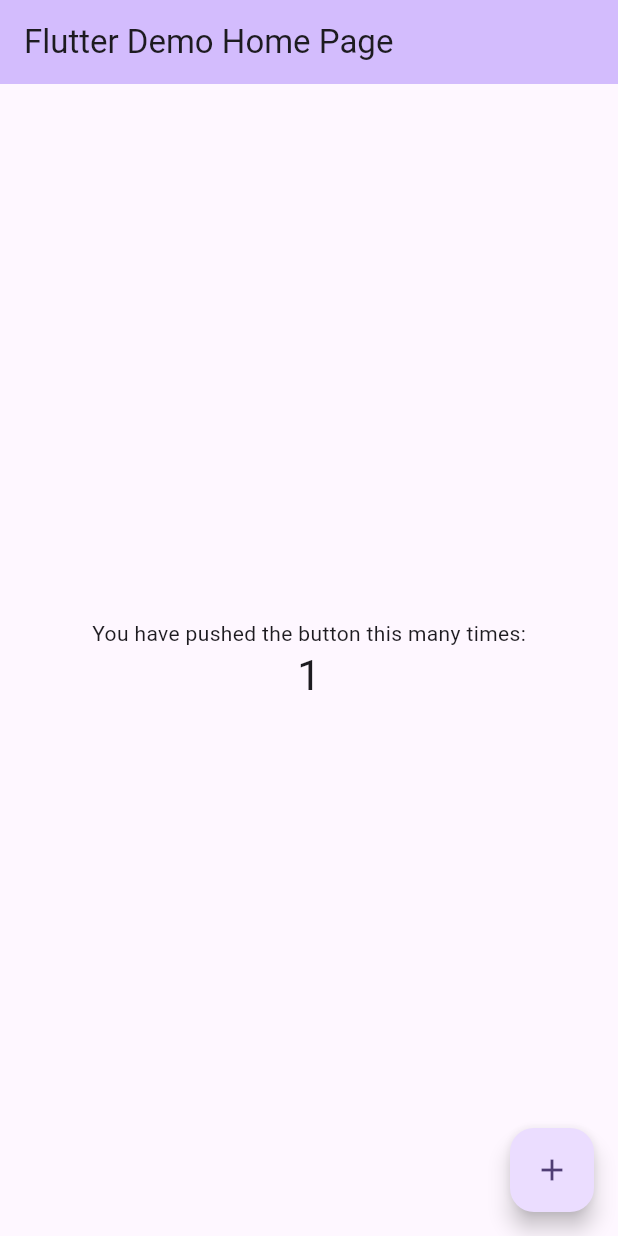
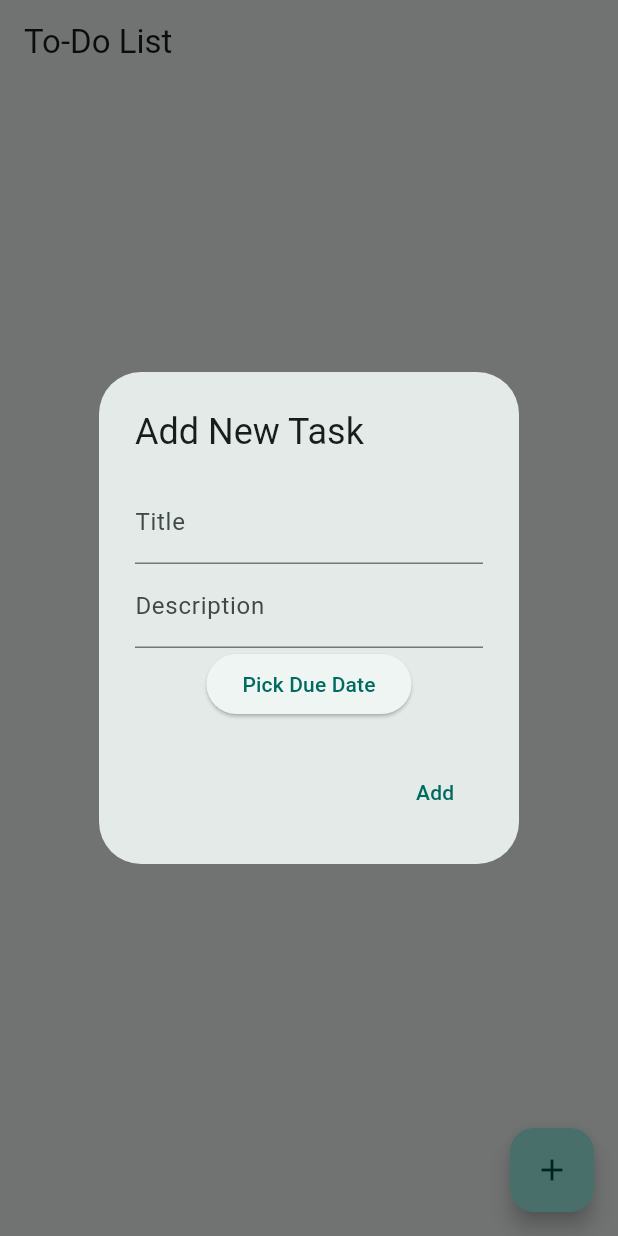
Before and after one commit to farah-bot/noko, a Flutter app: the screen it shows after launch, after a tap on the "add" icon, on a phone screen of 412 x 824 dp. Run offline on Flutter 3.47's test engine with Material 3 defaults, Android fonts, the phone set to English and light mode, and no system bars.

Commit message:
feat: add todo list ui with input and button

```diff
--- a/lib/main.dart
+++ b/lib/main.dart
@@ -1,125 +1,27 @@
 import 'package:flutter/material.dart';
+import 'package:provider/provider.dart';
+import 'providers/todo_provider.dart';
+import 'screens/home_screen.dart';
 
 void main() {
-  runApp(const MyApp());
+  runApp(
+    ChangeNotifierProvider(
+      create: (_) => TodoProvider(),
+      child: const MyApp(),
+    ),
+  );
 }
 
 class MyApp extends StatelessWidget {
   const MyApp({super.key});
 
-  // This widget is the root of your application.
   @override
   Widget build(BuildContext context) {
     return MaterialApp(
-      title: 'Flutter Demo',
-      theme: ThemeData(
-        // This is the theme of your application.
-        //
-        // TRY THIS: Try running your application with "flutter run". You'll see
-        // the application has a purple toolbar. Then, without quitting the app,
-        // try changing the seedColor in the colorScheme below to Colors.green
-        // and then invoke "hot reload" (save your changes or press the "hot
-        // reload" button in a Flutter-supported IDE, or press "r" if you used
-        // the command line to start the app).
-        //
-        // Notice that the counter didn't reset back to zero; the application
-        // state is not lost during the reload. To reset the state, use hot
-        // restart instead.
-        //
-        // This works for code too, not just values: Most code changes can be
-        // tested with just a hot reload.
-        colorScheme: ColorScheme.fromSeed(seedColor: Colors.deepPurple),
-        useMaterial3: true,
-      ),
-      home: const MyHomePage(title: 'Flutter Demo Home Page'),
+      debugShowCheckedModeBanner: false,
+      title: 'To-Do App',
+      theme: ThemeData(useMaterial3: true, colorSchemeSeed: Colors.teal),
+      home: const HomeScreen(),
     );
   }
 }
-
-class MyHomePage extends StatefulWidget {
-  const MyHomePage({super.key, required this.title});
-
-  // This widget is the home page of your application. It is stateful, meaning
-  // that it has a State object (defined below) that contains fields that affect
-  // how it looks.
-
-  // This class is the configuration for the state. It holds the values (in this
-  // case the title) provided by the parent (in this case the App widget) and
-  // used by the build method of the State. Fields in a Widget subclass are
-  // always marked "final".
-
-  final String title;
-
-  @override
-  State<MyHomePage> createState() => _MyHomePageState();
-}
-
-class _MyHomePageState extends State<MyHomePage> {
-  int _counter = 0;
-
-  void _incrementCounter() {
-    setState(() {
-      // This call to setState tells the Flutter framework that something has
-      // changed in this State, which causes it to rerun the build method below
-      // so that the display can reflect the updated values. If we changed
-      // _counter without calling setState(), then the build method would not be
-      // called again, and so nothing would appear to happen.
-      _counter++;
-    });
-  }
-
-  @override
-  Widget build(BuildContext context) {
-    // This method is rerun every time setState is called, for instance as done
-    // by the _incrementCounter method above.
-    //
-    // The Flutter framework has been optimized to make rerunning build methods
-    // fast, so that you can just rebuild anything that needs updating rather
-    // than having to individually change instances of widgets.
-    return Scaffold(
-      appBar: AppBar(
-        // TRY THIS: Try changing the color here to a specific color (to
-        // Colors.amber, perhaps?) and trigger a hot reload to see the AppBar
-        // change color while the other colors stay the same.
-        backgroundColor: Theme.of(context).colorScheme.inversePrimary,
-        // Here we take the value from the MyHomePage object that was created by
-        // the App.build method, and use it to set our appbar title.
-        title: Text(widget.title),
-      ),
-      body: Center(
-        // Center is a layout widget. It takes a single child and positions it
-        // in the middle of the parent.
-        child: Column(
-          // Column is also a layout widget. It takes a list of children and
-          // arranges them vertically. By default, it sizes itself to fit its
-          // children horizontally, and tries to be as tall as its parent.
-          //
-          // Column has various properties to control how it sizes itself and
-          // how it positions its children. Here we use mainAxisAlignment to
-          // center the children vertically; the main axis here is the vertical
-          // axis because Columns are vertical (the cross axis would be
-          // horizontal).
-          //
-          // TRY THIS: Invoke "debug painting" (choose the "Toggle Debug Paint"
-          // action in the IDE, or press "p" in the console), to see the
-          // wireframe for each widget.
-          mainAxisAlignment: MainAxisAlignment.center,
-          children: <Widget>[
-            const Text(
-              'You have pushed the button this many times:',
-            ),
-            Text(
-              '$_counter',
-              style: Theme.of(context).textTheme.headlineMedium,
-            ),
-          ],
-        ),
-      ),
-      floatingActionButton: FloatingActionButton(
-        onPressed: _incrementCounter,
-        tooltip: 'Increment',
-        child: const Icon(Icons.add),
-      ), // This trailing comma makes auto-formatting nicer for build methods.
-    );
-  }
-}
--- /dev/null
+++ b/lib/models/todo.dart
@@ -0,0 +1,17 @@
+class Todo {
+  String id;
+  String title;
+  String description;
+  DateTime dueDate;
+  bool isCompleted;
+  bool isSticky;
+
+  Todo({
+    required this.id,
+    required this.title,
+    required this.description,
+    required this.dueDate,
+    this.isCompleted = false,
+    this.isSticky = false,
+  });
+}
--- /dev/null
+++ b/lib/screens/home_screen.dart
@@ -0,0 +1,86 @@
+import 'package:flutter/material.dart';
+import 'package:provider/provider.dart';
+import 'package:uuid/uuid.dart';
+import '../models/todo.dart';
+import '../providers/todo_provider.dart';
+import '../widgets/todo_tile.dart';
+
+class HomeScreen extends StatelessWidget {
+  const HomeScreen({super.key});
+
+  @override
+  Widget build(BuildContext context) {
+    var todoProvider = Provider.of<TodoProvider>(context);
+
+    return Scaffold(
+      appBar: AppBar(title: const Text('To-Do List')),
+      body: ListView(
+        children: todoProvider.todos
+            .map((todo) => TodoTile(
+                  todo: todo,
+                  onToggleComplete: () => todoProvider.toggleComplete(todo.id),
+                  onRemove: () => todoProvider.removeTodo(todo.id),
+                  onToggleSticky: () => todoProvider.toggleSticky(todo.id),
+                ))
+            .toList(),
+      ),
+      floatingActionButton: FloatingActionButton(
+        onPressed: () => _showAddDialog(context),
+        child: const Icon(Icons.add),
+      ),
+    );
+  }
+
+  void _showAddDialog(BuildContext context) {
+    final titleController = TextEditingController();
+    final descController = TextEditingController();
+    DateTime? selectedDate;
+
+    showDialog(
+      context: context,
+      builder: (_) => AlertDialog(
+        title: const Text('Add New Task'),
+        content: Column(
+          mainAxisSize: MainAxisSize.min,
+          children: [
+            TextField(
+                controller: titleController,
+                decoration: const InputDecoration(labelText: 'Title')),
+            TextField(
+                controller: descController,
+                decoration: const InputDecoration(labelText: 'Description')),
+            ElevatedButton(
+              onPressed: () async {
+                final now = DateTime.now();
+                selectedDate = await showDatePicker(
+                  context: context,
+                  initialDate: now,
+                  firstDate: now,
+                  lastDate: DateTime(now.year + 2),
+                );
+              },
+              child: const Text("Pick Due Date"),
+            ),
+          ],
+        ),
+        actions: [
+          TextButton(
+            onPressed: () {
+              if (selectedDate != null) {
+                final todo = Todo(
+                  id: const Uuid().v4(),
+                  title: titleController.text,
+                  description: descController.text,
+                  dueDate: selectedDate!,
+                );
+                Provider.of<TodoProvider>(context, listen: false).addTodo(todo);
+                Navigator.pop(context);
+              }
+            },
+            child: const Text('Add'),
+          ),
+        ],
+      ),
+    );
+  }
+}
--- a/pubspec.yaml
+++ b/pubspec.yaml
@@ -30,6 +30,11 @@ environment:
 dependencies:
   flutter:
     sdk: flutter
+  provider: ^6.0.5
+  uuid: ^4.0.0
+  flutter_local_notifications: ^16.1.0
+  intl: ^0.19.0
+  shared_preferences: ^2.2.2
 
   # The following adds the Cupertino Icons font to your application.
   # Use with the CupertinoIcons class for iOS style icons.
@@ -38,6 +43,7 @@ dependencies:
 dev_dependencies:
   flutter_test:
     sdk: flutter
+  flutter_launcher_icons: ^0.13.1
 
   # The "flutter_lints" package below contains a set of recommended lints to
   # encourage good coding practices. The lint set provided by the package is
```
Also changed, not shown: lib/providers/todo_provider.dart (added, +30 -0 lines), lib/widgets/todo_tile.dart (added, +49 -0 lines), pubspec.lock.
